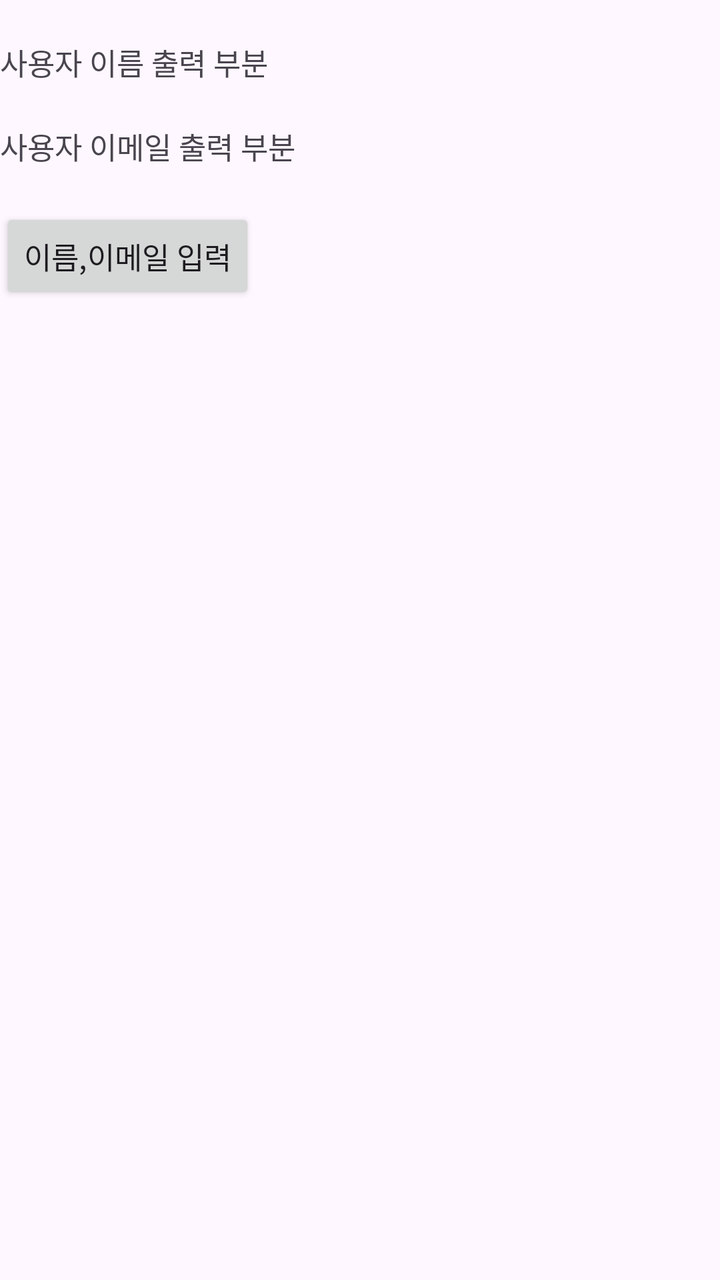
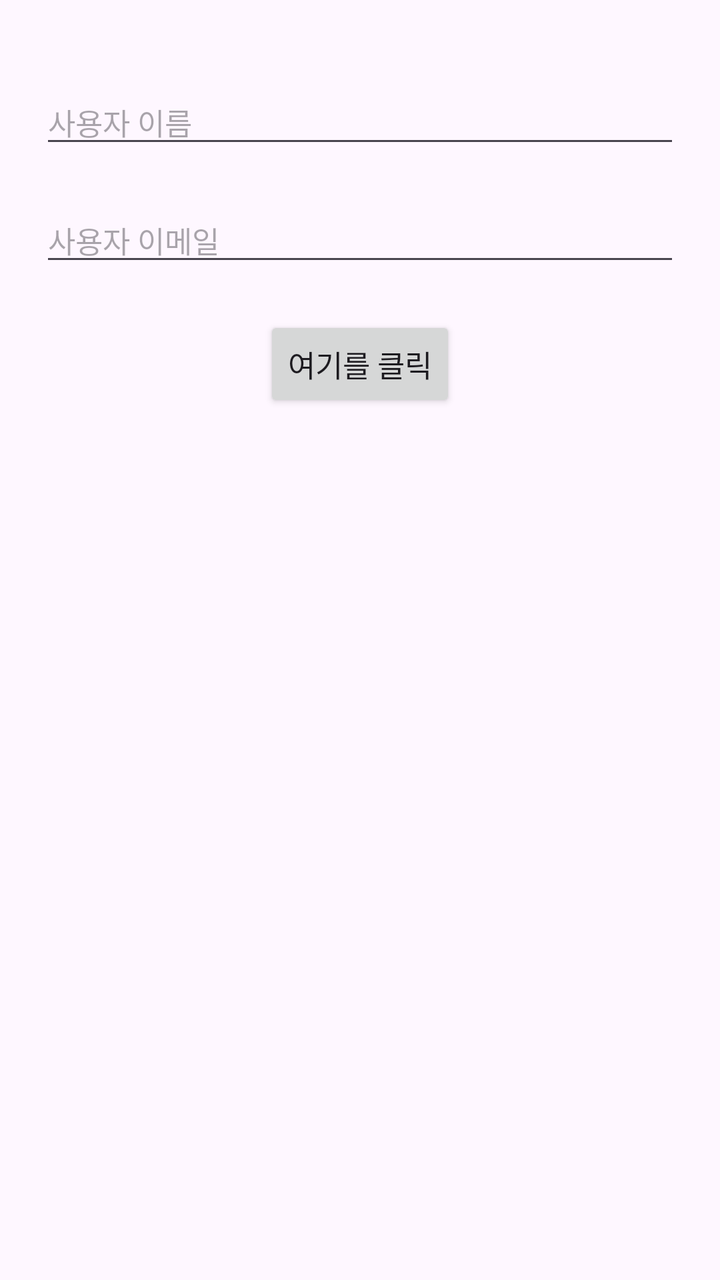

Before-and-after screenshots of an Android layout around one commit, followed by the original layout XML and the change that was made.
<!-- AndroidManifest.xml: application theme Theme.UserDialogTest -->
<!-- res/layout/activity_main.xml -->
<?xml version="1.0" encoding="utf-8"?>
<LinearLayout xmlns:android="http://schemas.android.com/apk/res/android"
    xmlns:app="http://schemas.android.com/apk/res-auto"
    xmlns:tools="http://schemas.android.com/tools"
    android:id="@+id/main"
    android:orientation="vertical"
    android:layout_marginLeft="120dp"
    android:layout_width="match_parent"
    android:layout_height="match_parent"
    tools:context=".MainActivity">

    <TextView
        android:id="@+id/text_name"
        android:layout_width="wrap_content"
        android:layout_height="wrap_content"
        android:layout_marginTop="20dp"
        android:textSize="15dp"
        android:text="사용자 이름 출력 부분" />
    <TextView
        android:id="@+id/text_email"
        android:layout_width="wrap_content"
        android:layout_height="wrap_content"
        android:layout_marginTop="20dp"
        android:textSize="15dp"
        android:text="사용자 이메일 출력 부분" />
    <Button
        android:id="@+id/btn"
        android:layout_width="wrap_content"
        android:layout_height="wrap_content"
        android:layout_marginTop="20dp"
        android:textSize="15dp"
        android:text="이름,이메일 입력" />

</LinearLayout>
<!-- resources referenced by this layout -->
<resources>
  <style name="Theme.UserDialogTest" parent="Base.Theme.UserDialogTest" />
  <style name="Base.Theme.UserDialogTest" parent="Theme.Material3.DayNight.NoActionBar">
          
          
      </style>
</resources>

<!-- the commit's change to res/layout/activity_main.xml (unified diff, before → after) -->
@@ -4,31 +4,34 @@
     xmlns:tools="http://schemas.android.com/tools"
     android:id="@+id/main"
     android:orientation="vertical"
-    android:layout_marginLeft="120dp"
+    android:padding="20dp"
     android:layout_width="match_parent"
     android:layout_height="match_parent"
     tools:context=".MainActivity">
 
-    <TextView
+    <EditText
         android:id="@+id/text_name"
-        android:layout_width="wrap_content"
+        android:layout_width="match_parent"
         android:layout_height="wrap_content"
         android:layout_marginTop="20dp"
-        android:textSize="15dp"
-        android:text="사용자 이름 출력 부분" />
-    <TextView
+        android:hint="사용자 이름"
+        android:textSize="15sp" />
+
+    <EditText
         android:id="@+id/text_email"
-        android:layout_width="wrap_content"
+        android:layout_width="match_parent"
         android:layout_height="wrap_content"
         android:layout_marginTop="20dp"
-        android:textSize="15dp"
-        android:text="사용자 이메일 출력 부분" />
+        android:hint="사용자 이메일"
+        android:textSize="15sp" />
+
     <Button
         android:id="@+id/btn"
         android:layout_width="wrap_content"
         android:layout_height="wrap_content"
+        android:layout_gravity="center_horizontal"
         android:layout_marginTop="20dp"
-        android:textSize="15dp"
-        android:text="이름,이메일 입력" />
+        android:textSize="15sp"
+        android:text="여기를 클릭" />
 
 </LinearLayout>
